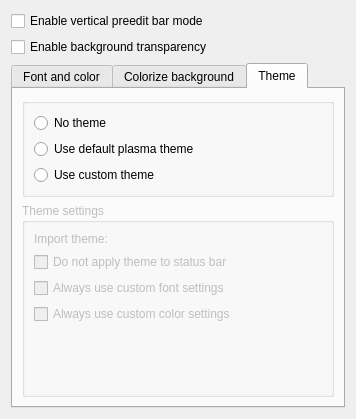
Old version of the form appearance.ui in the repository KDE/kimtoy.
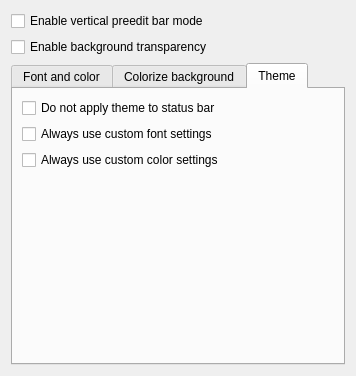
New version of the form. The open tabs and pages were chosen to show the change. Custom widgets are drawn as their Qt base class.

Commit message: implement theme preview list. work in progress commit atm...

What changed in the file:
```diff
--- a/appearance.ui
+++ b/appearance.ui
@@ -7,7 +7,7 @@
     <x>0</x>
     <y>0</y>
     <width>356</width>
-    <height>419</height>
+    <height>376</height>
    </rect>
   </property>
   <property name="windowTitle">
@@ -197,102 +197,39 @@
       </attribute>
       <layout class="QVBoxLayout" name="verticalLayout_4">
        <item>
-        <widget class="KButtonGroup" name="kcfg_ThemeType">
-         <layout class="QVBoxLayout" name="verticalLayout_5">
-          <item>
-           <widget class="QRadioButton" name="NoTheme">
-            <property name="text">
-             <string>No theme</string>
-            </property>
-           </widget>
-          </item>
-          <item>
-           <widget class="QRadioButton" name="UseDefaultPlasmaTheme">
-            <property name="text">
-             <string>Use default plasma theme</string>
-            </property>
-           </widget>
-          </item>
-          <item>
-           <widget class="QRadioButton" name="UseCustomTheme">
-            <property name="text">
-             <string>Use custom theme</string>
-            </property>
-           </widget>
-          </item>
-         </layout>
+        <widget class="QCheckBox" name="kcfg_NoStatusBarTheme">
+         <property name="text">
+          <string>Do not apply theme to status bar</string>
+         </property>
         </widget>
        </item>
        <item>
-        <widget class="QGroupBox" name="groupBox">
-         <property name="enabled">
-          <bool>false</bool>
+        <widget class="QCheckBox" name="kcfg_UseCustomFont">
+         <property name="text">
+          <string>Always use custom font settings</string>
          </property>
-         <property name="title">
-          <string>Theme settings</string>
+        </widget>
+       </item>
+       <item>
+        <widget class="QCheckBox" name="kcfg_UseCustomColor">
+         <property name="text">
+          <string>Always use custom color settings</string>
          </property>
-         <layout class="QVBoxLayout" name="verticalLayout_2">
-          <item>
-           <layout class="QFormLayout" name="formLayout_4">
-            <item row="0" column="0">
-             <widget class="QLabel" name="themeLabel">
-              <property name="enabled">
-               <bool>false</bool>
-              </property>
-              <property name="text">
-               <string>Import theme: </string>
-              </property>
-             </widget>
-            </item>
-            <item row="0" column="1">
-             <widget class="KUrlRequester" name="kcfg_ImportTheme">
-              <property name="enabled">
-               <bool>false</bool>
-              </property>
-              <property name="filter">
-               <string>*.ssf *.fskin</string>
-              </property>
-             </widget>
-            </item>
-           </layout>
-          </item>
-          <item>
-           <widget class="QCheckBox" name="kcfg_NoStatusBarTheme">
-            <property name="text">
-             <string>Do not apply theme to status bar</string>
-            </property>
-           </widget>
-          </item>
-          <item>
-           <widget class="QCheckBox" name="kcfg_UseCustomFont">
-            <property name="text">
-             <string>Always use custom font settings</string>
-            </property>
-           </widget>
-          </item>
-          <item>
-           <widget class="QCheckBox" name="kcfg_UseCustomColor">
-            <property name="text">
-             <string>Always use custom color settings</string>
-            </property>
-           </widget>
-          </item>
-          <item>
-           <spacer name="verticalSpacer_2">
-            <property name="orientation">
-             <enum>Qt::Vertical</enum>
-            </property>
-            <property name="sizeHint" stdset="0">
-             <size>
-              <width>20</width>
-              <height>40</height>
-             </size>
-            </property>
-           </spacer>
-          </item>
-         </layout>
         </widget>
        </item>
+       <item>
+        <spacer name="verticalSpacer_2">
+         <property name="orientation">
+          <enum>Qt::Vertical</enum>
+         </property>
+         <property name="sizeHint" stdset="0">
+          <size>
+           <width>20</width>
+           <height>40</height>
+          </size>
+         </property>
+        </spacer>
+       </item>
       </layout>
      </widget>
     </widget>
@@ -300,12 +237,6 @@
   </layout>
  </widget>
  <customwidgets>
-  <customwidget>
-   <class>KButtonGroup</class>
-   <extends>QGroupBox</extends>
-   <header>kbuttongroup.h</header>
-   <container>1</container>
-  </customwidget>
   <customwidget>
    <class>KColorButton</class>
    <extends>QPushButton</extends>
@@ -316,11 +247,6 @@
    <extends>QWidget</extends>
    <header>kfontrequester.h</header>
   </customwidget>
-  <customwidget>
-   <class>KUrlRequester</class>
-   <extends>QFrame</extends>
-   <header>kurlrequester.h</header>
-  </customwidget>
  </customwidgets>
  <resources/>
  <connections>
```
Left out of the diff: 144 changed lines with no effect on the pictures. The commit also changes 13 other files.
